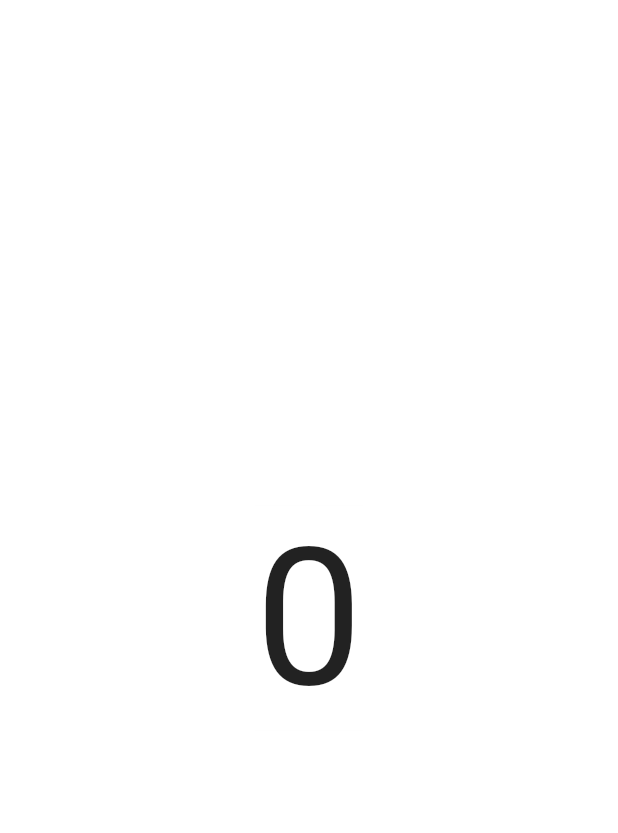
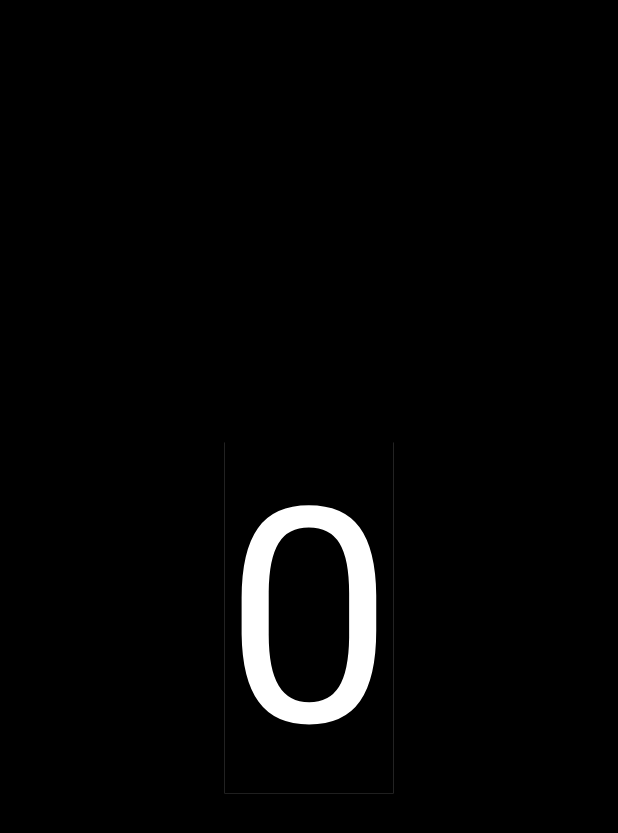
Before and after one commit to jordyvandomselaar/Estaimy, a Flutter app: the screen it shows after launch, after a tap on an icon or button, on a phone screen of 412 x 824 dp. Shown: the top 833 px of the screen. Run offline on Flutter 3.47's test engine with Material 2 defaults, Android fonts, the phone set to English and light mode, and no system bars.

Commit message:
master: Add obligated dark mode

```diff
--- a/lib/widgets/main.dart
+++ b/lib/main.dart
@@ -11,10 +11,11 @@ class MyApp extends StatelessWidget {
       title: 'Flutter Demo',
       theme: ThemeData(
         primarySwatch: Colors.blue,
-        scaffoldBackgroundColor: Colors.white,
+        scaffoldBackgroundColor: Colors.black,
+        cardColor: Colors.black,
         appBarTheme: AppBarTheme(
-          color: Colors.white,
-        )
+          color: Colors.black,
+        ),
       ),
       home: SafeArea(
         child: HomeScreen(),
--- a/lib/widgets/estimation_card.dart
+++ b/lib/widgets/estimation_card.dart
@@ -7,8 +7,7 @@ class EstimationCard extends StatelessWidget {
 
   @override
   Widget build(BuildContext context) {
-    return Card(
-        child: InkWell(
+    return InkWell(
       onTap: () {
         Navigator.of(context)
             .push(MaterialPageRoute<void>(builder: (BuildContext context) {
@@ -20,9 +19,14 @@ class EstimationCard extends StatelessWidget {
                 child: Hero(
                   tag: this.estimation,
                   child: Material(
-                    child: Text(estimation,
-                        style: TextStyle(
-                            fontSize: 128, backgroundColor: Colors.white)),
+                    child: Container(
+                      color: Colors.black,
+                      child: Text(estimation,
+                          style: TextStyle(
+                              fontSize: 200,
+                              backgroundColor: Colors.black,
+                              color: Colors.white)),
+                    ),
                   ),
                 ),
               ),
@@ -31,19 +35,32 @@ class EstimationCard extends StatelessWidget {
         }));
       },
       child: SizedBox(
-        width: 100,
-        height: 100,
+        width: 120,
+        height: 120,
         child: Center(
           child: Hero(
             tag: this.estimation,
             child: Material(
-              child: Text(estimation,
-                  style:
-                      TextStyle(fontSize: 24, backgroundColor: Colors.white)),
+              child: Container(
+                decoration: BoxDecoration(
+                    boxShadow: [
+                      BoxShadow(
+                        color: Colors.black,
+                        spreadRadius: 1,
+                      )
+                    ]
+                ),
+                child: Text(estimation,
+                    style: TextStyle(
+                      fontSize: 50,
+                      backgroundColor: Colors.black,
+                      color: Colors.white,
+                    )),
+              ),
             ),
           ),
         ),
       ),
-    ));
+    );
   }
 }
--- a/lib/widgets/home_screen.dart
+++ b/lib/widgets/home_screen.dart
@@ -6,7 +6,10 @@ class HomeScreen extends StatelessWidget {
   Widget build(BuildContext context) {
     return Scaffold(
       appBar: AppBar(
-        title: Text("Estaimy", style: Theme.of(context).textTheme.display1),
+        title: Text("Estaimy", style: TextStyle(
+            color: Colors.white,
+            fontSize: 48
+        )),
         elevation: 0,
       ),
       body: Padding(
```
Also changed, not shown: 1 other file.
